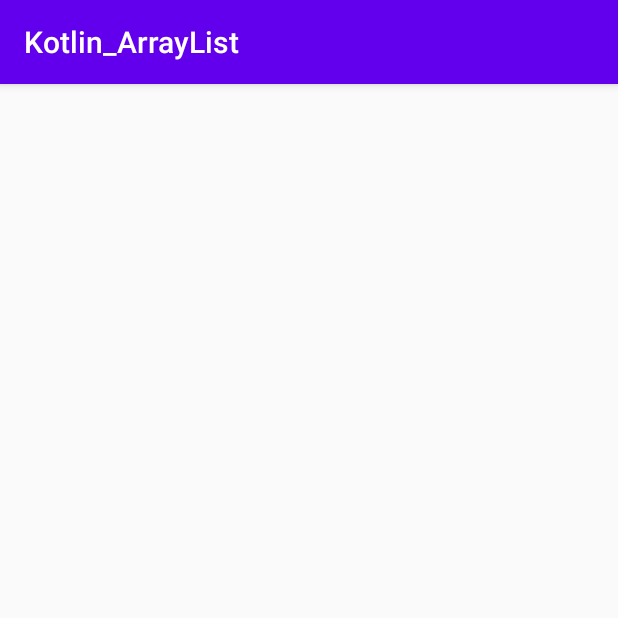
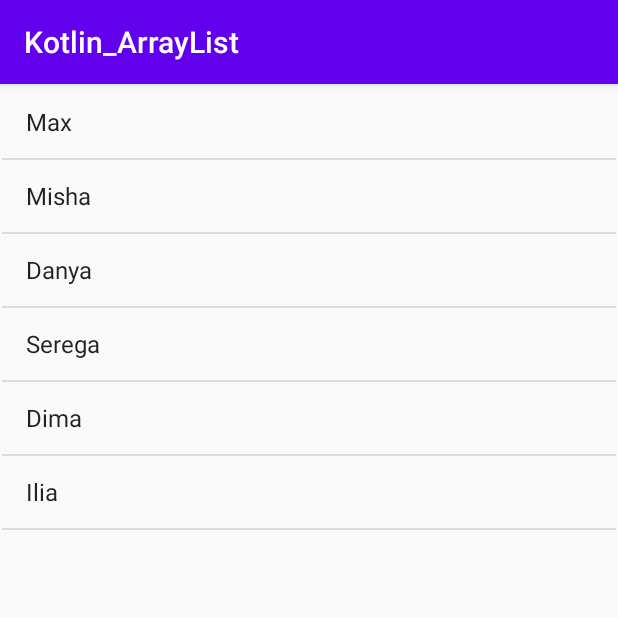
Before and after one commit to MadMakZa/Kotlin_ArrayList, an Android app: the screen it shows after launch (MainActivity), on a phone screen of 412 x 824 dp, the top half of it. Run offline under Robolectric (Android 15) with nearby library versions, the phone set to English and light mode, and no system bars.

```diff
--- a/app/src/main/java/com/example/kotlin_arraylist/MainActivity.kt
+++ b/app/src/main/java/com/example/kotlin_arraylist/MainActivity.kt
@@ -2,6 +2,7 @@ package com.example.kotlin_arraylist
 
 import androidx.appcompat.app.AppCompatActivity
 import android.os.Bundle
+import android.widget.ArrayAdapter
 import kotlinx.android.synthetic.main.activity_main.*
 
 class MainActivity : AppCompatActivity() {
@@ -19,6 +20,9 @@ class MainActivity : AppCompatActivity() {
         nameList.add("Dima")
         nameList.add("Ilia")
 
+        //адаптер (кэп)
+        val adapter = ArrayAdapter(this, android.R.layout.simple_list_item_1, nameList)
+        listView.adapter = adapter
 
     }
 }
```
